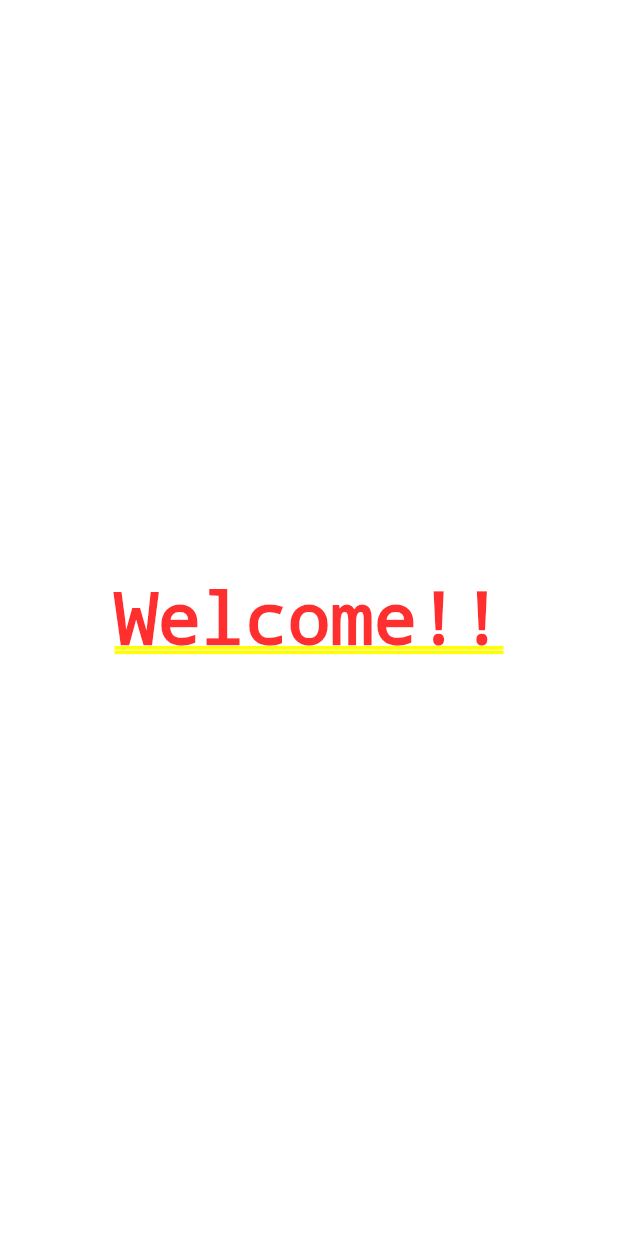
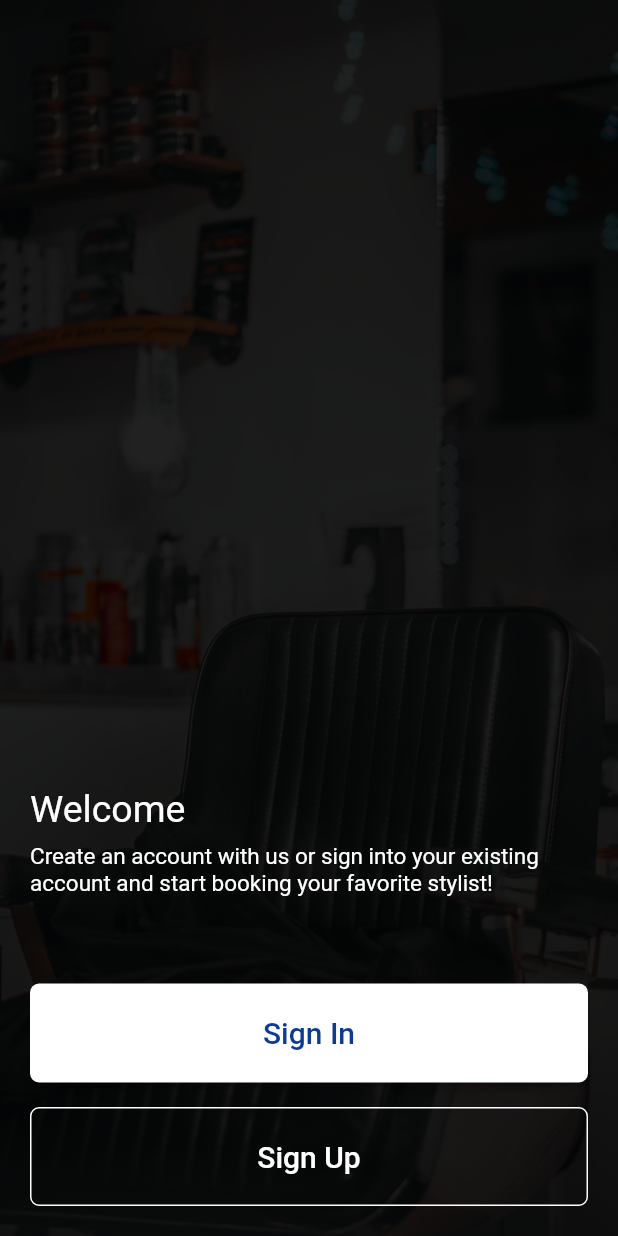
Before and after one commit to benacq/mystylist, a Flutter app: the screen it shows after launch, on a phone screen of 412 x 824 dp. Run offline on Flutter 3.47's test engine with Material 2 defaults, Android fonts, the phone set to English and light mode, and no system bars; our stand-ins replace firebase_auth, firebase_core, get; accounts and stored records are empty.

Commit message:
sign up/in pages

```diff
--- a/lib/main.dart
+++ b/lib/main.dart
@@ -1,10 +1,11 @@
 import 'package:firebase_core/firebase_core.dart';
 import 'package:flutter/material.dart';
 import 'package:get/get.dart';
+import 'package:my_stylist/screens/landing/landing.dart';
 
 void main() async {
   WidgetsFlutterBinding.ensureInitialized();
-  await Firebase.initializeApp();
+  // await Firebase.initializeApp();
   runApp(MyApp());
 }
 
@@ -12,14 +13,13 @@ class MyApp extends StatelessWidget {
   @override
   Widget build(BuildContext context) {
     return GetMaterialApp(
+      debugShowCheckedModeBanner: false,
       title: 'Flutter Demo',
       theme: ThemeData(
         primarySwatch: Colors.blue,
         visualDensity: VisualDensity.adaptivePlatformDensity,
       ),
-      home: Center(
-        child: Text("Welcome!!"),
-      ),
+      home: Landing(),
     );
   }
 }
--- /dev/null
+++ b/lib/screens/landing/components/l_body.dart
@@ -0,0 +1,88 @@
+import 'package:flutter/material.dart';
+import 'package:get/get.dart';
+import 'package:my_stylist/screens/signin/sign_in.dart';
+import 'package:my_stylist/screens/signup/sign_up.dart';
+import 'package:my_stylist/utils/colors.dart';
+import 'package:my_stylist/utils/responsive.dart';
+
+class LBody extends StatelessWidget {
+  @override
+  Widget build(BuildContext context) {
+    return SafeArea(
+      child: Padding(
+        padding: const EdgeInsets.all(20.0),
+        child: Column(
+          crossAxisAlignment: CrossAxisAlignment.start,
+          children: [
+            Spacer(),
+            Text(
+              'Welcome',
+              style: TextStyle(
+                color: UiColors.color3,
+                fontSize: 25,
+              ),
+            ),
+            SizedBox(
+              height: screenHeight(context, 0.01),
+            ),
+            Text(
+              'Create an account with us or sign into your existing account and start booking your favorite stylist!',
+              style: TextStyle(
+                color: UiColors.color3,
+                fontSize: 15,
+              ),
+            ),
+            SizedBox(
+              height: screenHeight(context, 0.07),
+            ),
+            Container(
+              width: screenWidth(context, 1),
+              height: screenHeight(context, 0.08),
+              child: RaisedButton(
+                onPressed: () {
+                  Get.to(SignIn());
+                },
+                color: UiColors.color3,
+                child: Text(
+                  'Sign In',
+                  style: TextStyle(
+                    color: UiColors.color1,
+                    fontSize: 20.0,
+                  ),
+                ),
+                shape: RoundedRectangleBorder(
+                  borderRadius: BorderRadius.circular(6),
+                ),
+              ),
+            ),
+            SizedBox(
+              height: screenHeight(context, 0.02),
+            ),
+            Container(
+              width: screenWidth(context, 1),
+              height: screenHeight(context, 0.08),
+              child: OutlineButton(
+                onPressed: () {
+                  Get.to(SignUp());
+                },
+                borderSide: BorderSide(
+                  color: UiColors.color3,
+                ),
+                child: Text(
+                  'Sign Up',
+                  style: TextStyle(
+                    color: UiColors.color3,
+                    fontSize: 20.0,
+                  ),
+                ),
+                shape: RoundedRectangleBorder(
+                  borderRadius: BorderRadius.circular(6),
+                ),
+              ),
+            ),
+          ],
+        ),
+      ),
+    );
+  }
+}
--- /dev/null
+++ b/lib/screens/landing/landing.dart
@@ -0,0 +1,22 @@
+import 'package:flutter/material.dart';
+import 'package:my_stylist/screens/landing/components/l_body.dart';
+
+class Landing extends StatelessWidget {
+  @override
+  Widget build(BuildContext context) {
+    return Container(
+      height: MediaQuery.of(context).size.height * 1,
+      width: MediaQuery.of(context).size.width * 1,
+      decoration: BoxDecoration(
+        image: DecorationImage(
+          fit: BoxFit.cover,
+          image: AssetImage('assets/images/bg.jpg'),
+        ),
+      ),
+      child: Scaffold(
+        backgroundColor: Colors.black87,
+        body: LBody(),
+      ),
+    );
+  }
+}
--- /dev/null
+++ b/lib/utils/colors.dart
@@ -0,0 +1,9 @@
+import 'package:flutter/material.dart';
+
+class UiColors {
+  static const color1 = Color(0xff0B3C95);
+  static const color2 = Color(0xff1B44A6);
+  static const color3 = Color(0xffFFFFFF);
+  static const color5 = Color(0xff84D2F3);
+  static const color7 = Color(0xffFF9401);
+}
--- /dev/null
+++ b/lib/utils/responsive.dart
@@ -0,0 +1,7 @@
+import 'package:flutter/widgets.dart';
+
+double screenHeight(context, double percentage) =>
+    MediaQuery.of(context).size.height * percentage;
+
+double screenWidth(context, double percentage) =>
+    MediaQuery.of(context).size.width * percentage;
--- a/pubspec.yaml
+++ b/pubspec.yaml
@@ -51,8 +51,8 @@ flutter:
   uses-material-design: true
 
   # To add assets to your application, add an assets section, like this:
-  # assets:
-  #   - images/a_dot_burr.jpeg
+  assets:
+    - assets/images/
   #   - images/a_dot_ham.jpeg
 
   # An image asset can refer to one or more resolution-specific "variants", see
```
Also changed, not shown: lib/screens/customers/home/customer_home.dart (added, +12 -0 lines), lib/screens/reusablecomponents/anonymous_signin.dart (added, +23 -0 lines), lib/screens/reusablecomponents/button.dart (added, +23 -0 lines), lib/screens/reusablecomponents/input_decoration.dart (added, +50 -0 lines), lib/screens/signin/components/signin_body.dart (added, +108 -0 lines), lib/screens/signin/sign_in.dart (added, +22 -0 lines), lib/screens/signup/components/signup_body.dart (added, +108 -0 lines), lib/screens/signup/sign_up.dart (added, +22 -0 lines), lib/screens/stylist/home/stylist_home.dart (added, +12 -0 lines), assets/images/bg.jpg (added), assets/images/loginbg.jpg (added), pubspec.lock (deleted), 3 other files.
